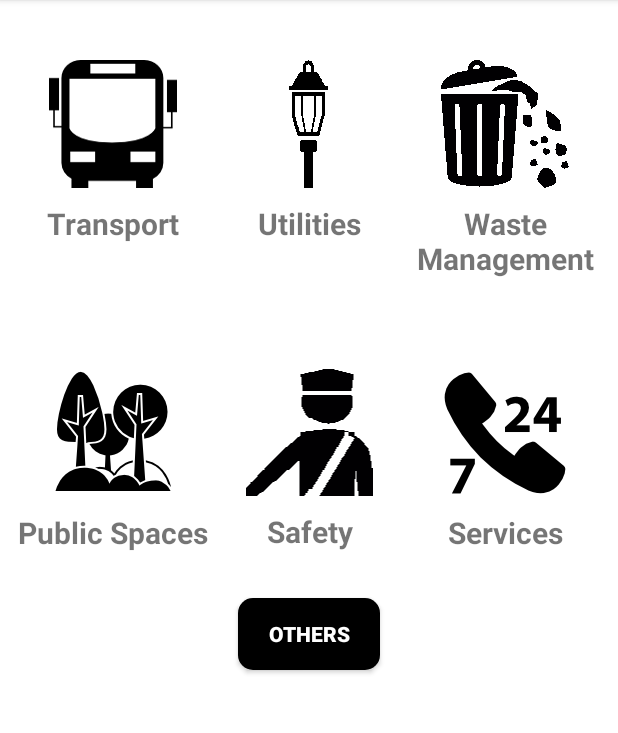
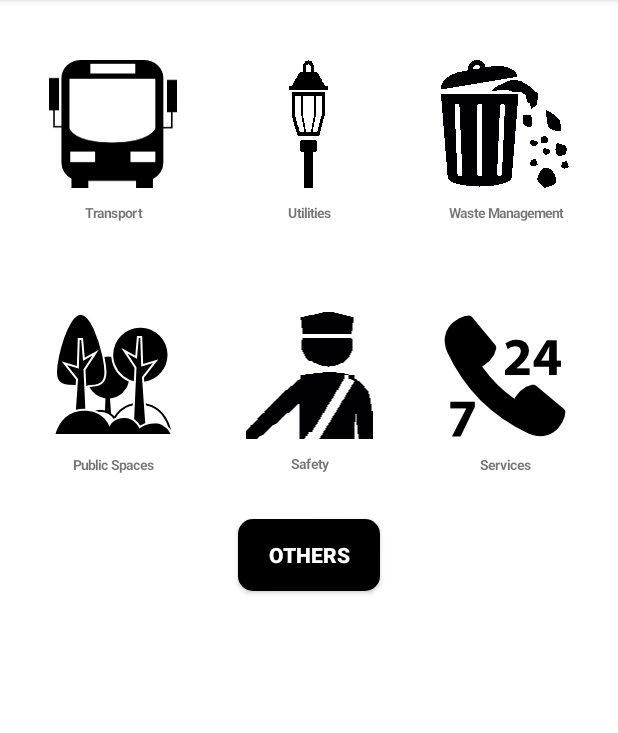
Before and after one commit to lattamatic/ChangePins2, an Android app: the fragment PublicSectorFragment placed in its activity, on a phone screen of 412 x 824 dp, the part 84-817 px from its top. Run offline under Robolectric (Android 15) with nearby library versions, the phone set to English and light mode, and no system bars; libraries missing offline, so code that uses them is left out: android.test.suitebuilder; 6 statements that could not run were skipped.

Commit message:
Added text size attribute to custom view

```diff
--- a/app/src/main/java/sandeep/city/Buzz.java
+++ b/app/src/main/java/sandeep/city/Buzz.java
@@ -9,8 +9,6 @@ import android.widget.ArrayAdapter;
 import android.widget.ListView;
 
 import java.util.ArrayList;
-
-import sandeep.city.Views.ImageIcon;
 
 /**
  * Created by sandeep on 15/9/15.
--- a/app/src/main/java/sandeep/city/PublicSectorFragment.java
+++ b/app/src/main/java/sandeep/city/PublicSectorFragment.java
@@ -13,19 +13,18 @@ import android.view.View.OnLongClickListener;
 import android.view.ViewGroup;
 import android.widget.Button;
 import android.widget.EditText;
-import android.widget.LinearLayout;
 import android.widget.TextView;
 import android.widget.Toast;
 
 import com.google.android.gms.analytics.HitBuilders;
 import com.google.android.gms.analytics.Tracker;
 
-import sandeep.city.Views.ImageIcon;
+import sandeep.city.Views.CustomIconTitle;
 
 public class PublicSectorFragment extends Fragment implements OnClickListener, OnLongClickListener,CDialog.Communicator {
 
 	public static final String TAG = "PubSec";
-	ImageIcon transport, publicSpces, wasteManagement, safety, utils, services;
+	CustomIconTitle transport, publicSpces, wasteManagement, safety, utils, services;
 	Button others;
 	public String text;
     public String string;
@@ -49,12 +48,12 @@ public class PublicSectorFragment extends Fragment implements OnClickListener, O
 			Bundle savedInstanceState) {
 		View v = inflater.inflate(R.layout.public_comp, container, false);
 
-		transport = (ImageIcon) v.findViewById(R.id.iiTransport);
-		publicSpces = (ImageIcon) v.findViewById(R.id.iiPublicSpaces);
-		wasteManagement = (ImageIcon) v.findViewById(R.id.iiWasteManagement);
-		safety = (ImageIcon) v.findViewById(R.id.iiSafety);
-		utils = (ImageIcon) v.findViewById(R.id.iiUtilities);
-		services = (ImageIcon) v.findViewById(R.id.iiServices);
+		transport = (CustomIconTitle) v.findViewById(R.id.iiTransport);
+		publicSpces = (CustomIconTitle) v.findViewById(R.id.iiPublicSpaces);
+		wasteManagement = (CustomIconTitle) v.findViewById(R.id.iiWasteManagement);
+		safety = (CustomIconTitle) v.findViewById(R.id.iiSafety);
+		utils = (CustomIconTitle) v.findViewById(R.id.iiUtilities);
+		services = (CustomIconTitle) v.findViewById(R.id.iiServices);
 		others = (Button) v.findViewById(R.id.bPublic);
 
 		transport.setOnClickListener(this);
--- /dev/null
+++ b/app/src/main/java/sandeep/city/Views/CustomIconTitle.java
@@ -0,0 +1,60 @@
+package sandeep.city.Views;
+
+import android.content.Context;
+import android.content.res.TypedArray;
+import android.util.AttributeSet;
+import android.util.Log;
+import android.view.LayoutInflater;
+import android.widget.ImageView;
+import android.widget.RelativeLayout;
+import android.widget.TextView;
+
+import sandeep.city.R;
+
+/**
+ * Created by sandeep on 7/8/15.
+ */
+public class CustomIconTitle extends RelativeLayout {
+
+    Context c;
+    String titleText;
+    int titleSize, image_id;
+
+    public CustomIconTitle(Context context) {
+        super(context);
+        this.c = context;
+    }
+
+    public CustomIconTitle(Context context, AttributeSet attrs) {
+        super(context, attrs);
+
+        c = context;
+
+        TypedArray a = context.obtainStyledAttributes(attrs, R.styleable.CustomIconTitle, 0, 0);
+
+        LayoutInflater inflater = (LayoutInflater) context
+                .getSystemService(Context.LAYOUT_INFLATER_SERVICE);
+        inflater.inflate(R.layout.image_icon, this, true);
+
+        TextView title = (TextView) findViewById(R.id.image_title);
+        ImageView icon = (ImageView) findViewById(R.id.image_icon);
+
+
+        try {
+            titleText = a.getString(R.styleable.CustomIconTitle_title_name);
+            image_id = a.getResourceId(R.styleable.CustomIconTitle_image_icon, 0);
+            titleSize = a.getDimensionPixelSize(R.styleable.CustomIconTitle_titleSize, 0);
+
+            title.setText(titleText);
+            icon.setImageResource(image_id);
+            title.setTextSize(titleSize);
+
+        } catch (Exception e){
+            Log.e("Error in ImageIcon",e.toString());
+        }
+        finally {
+            a.recycle();
+        }
+
+    }
+}
--- a/app/src/main/java/sandeep/city/Views/ImageIcon.java
+++ /dev/null
@@ -1,55 +0,0 @@
-package sandeep.city.Views;
-
-import android.content.Context;
-import android.content.res.TypedArray;
-import android.graphics.drawable.BitmapDrawable;
-import android.util.AttributeSet;
-import android.util.TypedValue;
-import android.view.LayoutInflater;
-import android.view.View;
-import android.widget.ImageView;
-import android.widget.RelativeLayout;
-import android.widget.TextView;
-
-import sandeep.city.R;
-
-/**
- * Created by sandeep on 7/8/15.
- */
-public class ImageIcon extends RelativeLayout {
-
-    Context c;
-
-
-    public ImageIcon(Context context) {
-        super(context);
-        this.c=context;
-    }
-
-    public ImageIcon(Context context, AttributeSet attrs) {
-        super(context, attrs);
-
-        c=context;
-
-        TypedArray a = context.obtainStyledAttributes(attrs, R.styleable.ImageIcon,0,0);
-        String title = a.getString(R.styleable.ImageIcon_title_name);
-        int image_id = a.getResourceId(R.styleable.ImageIcon_image_icon, 0);
-
-
-
-        LayoutInflater inflater = (LayoutInflater) context
-                .getSystemService(Context.LAYOUT_INFLATER_SERVICE);
-        inflater.inflate(R.layout.image_icon,this,true);
-
-        TextView tit = (TextView) findViewById(R.id.image_title);
-        ImageView icon = (ImageView) findViewById(R.id.image_icon);
-
-        tit.setText(title);
-        icon.setImageResource(image_id);
-        tit.setTextSize(TypedValue.COMPLEX_UNIT_DIP,20);
-
-        a.recycle();
-    }
-
-
-}
--- a/app/src/main/res/layout/image_icon.xml
+++ b/app/src/main/res/layout/image_icon.xml
@@ -1,6 +1,5 @@
 <?xml version="1.0" encoding="utf-8"?>
 <RelativeLayout xmlns:android="http://schemas.android.com/apk/res/android"
-    xmlns:app="http://schemas.android.com/apk/res-auto"
     android:layout_height="wrap_content"
     android:layout_width="match_parent">
     <ImageView
--- a/app/src/main/res/layout/public_comp.xml
+++ b/app/src/main/res/layout/public_comp.xml
@@ -13,34 +13,37 @@
         android:layout_marginTop="30dp"
         android:layout_marginBottom="30dp">
 
-        <sandeep.city.Views.ImageIcon
+        <sandeep.city.Views.CustomIconTitle
             android:id="@+id/iiTransport"
             android:layout_width="match_parent"
             android:layout_height="wrap_content"
             android:layout_weight="1"
             app:image_icon="@drawable/transport"
-            app:title_name="Transport"></sandeep.city.Views.ImageIcon>
+            app:title_name="Transport"
+            app:titleSize="6sp"></sandeep.city.Views.CustomIconTitle>
 
-        <sandeep.city.Views.ImageIcon
+        <sandeep.city.Views.CustomIconTitle
             android:id="@+id/iiUtilities"
             android:layout_width="match_parent"
             android:layout_height="wrap_content"
             android:layout_weight="1"
             app:image_icon="@drawable/utils"
-            app:title_name="Utilities">
+            app:title_name="Utilities"
+            app:titleSize="6sp">
 
-        </sandeep.city.Views.ImageIcon>
+        </sandeep.city.Views.CustomIconTitle>
 
 
-        <sandeep.city.Views.ImageIcon
+        <sandeep.city.Views.CustomIconTitle
             android:id="@+id/iiWasteManagement"
             android:layout_width="wrap_content"
             android:layout_height="wrap_content"
             android:layout_weight="1"
             app:image_icon="@drawable/wastes"
-            app:title_name="Waste\nManagement">
+            app:title_name="Waste Management"
+            app:titleSize="6sp">
 
-        </sandeep.city.Views.ImageIcon>
+        </sandeep.city.Views.CustomIconTitle>
     </LinearLayout>
 
     <LinearLayout
@@ -51,35 +54,38 @@
         android:layout_marginTop="30dp"
         android:layout_marginBottom="30dp">
 
-        <sandeep.city.Views.ImageIcon
+        <sandeep.city.Views.CustomIconTitle
             android:id="@+id/iiPublicSpaces"
             android:layout_width="wrap_content"
             android:layout_height="wrap_content"
             android:layout_weight="1"
             app:image_icon="@drawable/public_spaces"
-            app:title_name="Public Spaces">
+            app:title_name="Public Spaces"
+            app:titleSize="6sp">
 
-        </sandeep.city.Views.ImageIcon>
+        </sandeep.city.Views.CustomIconTitle>
 
-        <sandeep.city.Views.ImageIcon
+        <sandeep.city.Views.CustomIconTitle
             android:id="@+id/iiSafety"
             android:layout_width="wrap_content"
             android:layout_height="wrap_content"
             android:layout_weight="1"
             app:image_icon="@drawable/safety"
-            app:title_name="Safety">
+            app:title_name="Safety"
+            app:titleSize="6sp">
 
-        </sandeep.city.Views.ImageIcon>
+        </sandeep.city.Views.CustomIconTitle>
 
-        <sandeep.city.Views.ImageIcon
+        <sandeep.city.Views.CustomIconTitle
             android:id="@+id/iiServices"
             android:layout_width="wrap_content"
             android:layout_height="wrap_content"
             android:layout_weight="1"
             app:image_icon="@drawable/services"
-            app:title_name="Services">
+            app:title_name="Services"
+            app:titleSize="6sp">
 
-        </sandeep.city.Views.ImageIcon>
+        </sandeep.city.Views.CustomIconTitle>
     </LinearLayout>
 
 
--- a/app/src/main/res/values/attr.xml
+++ b/app/src/main/res/values/attr.xml
@@ -1,8 +1,8 @@
 <?xml version="1.0" encoding="utf-8"?>
 <resources>
-    <declare-styleable name="ImageIcon">
+    <declare-styleable name="CustomIconTitle">
         <attr name="title_name" format="string" />
         <attr name="image_icon" format="reference"/>
-        <attr name="text_size" format="reference"/>
+        <attr name="titleSize" format="dimension"/>
     </declare-styleable>
 </resources>
```
Also changed, not shown: app/src/main/java/sandeep/city/PrivateSectorFragment.java (+6 -6 lines), app/src/main/java/sandeep/city/SelectSector.java (+5 -7 lines), app/src/main/res/layout/private_comp.xml (+16 -12 lines), app/src/main/res/layout/select_sector.xml (+4 -4 lines).
